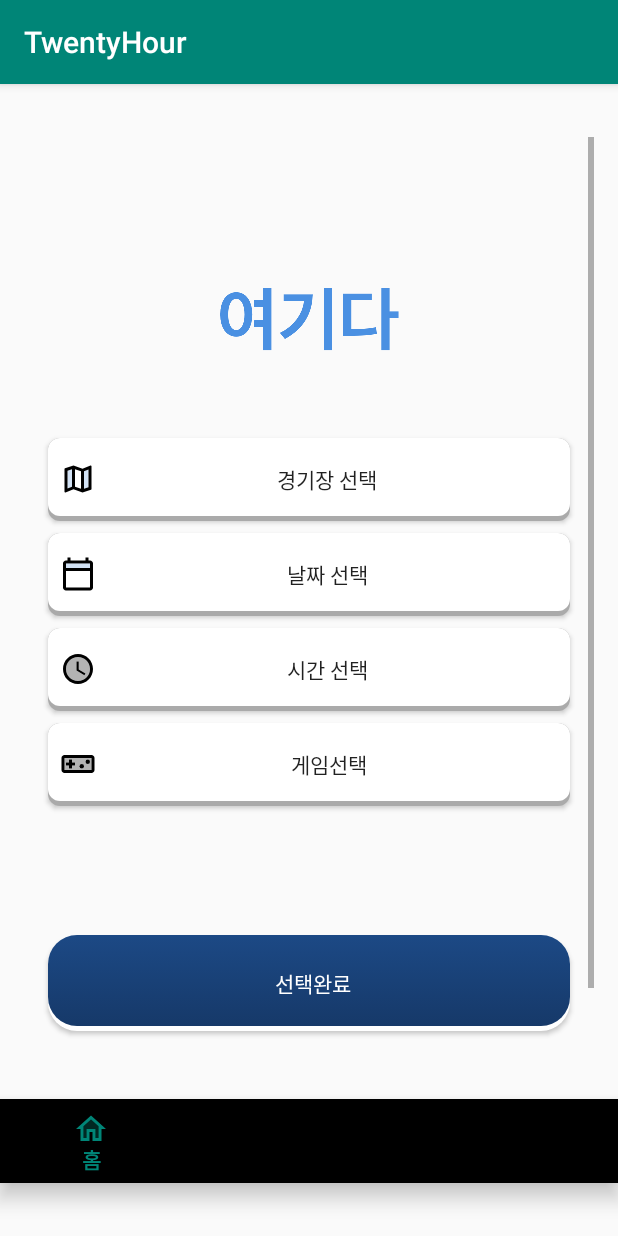
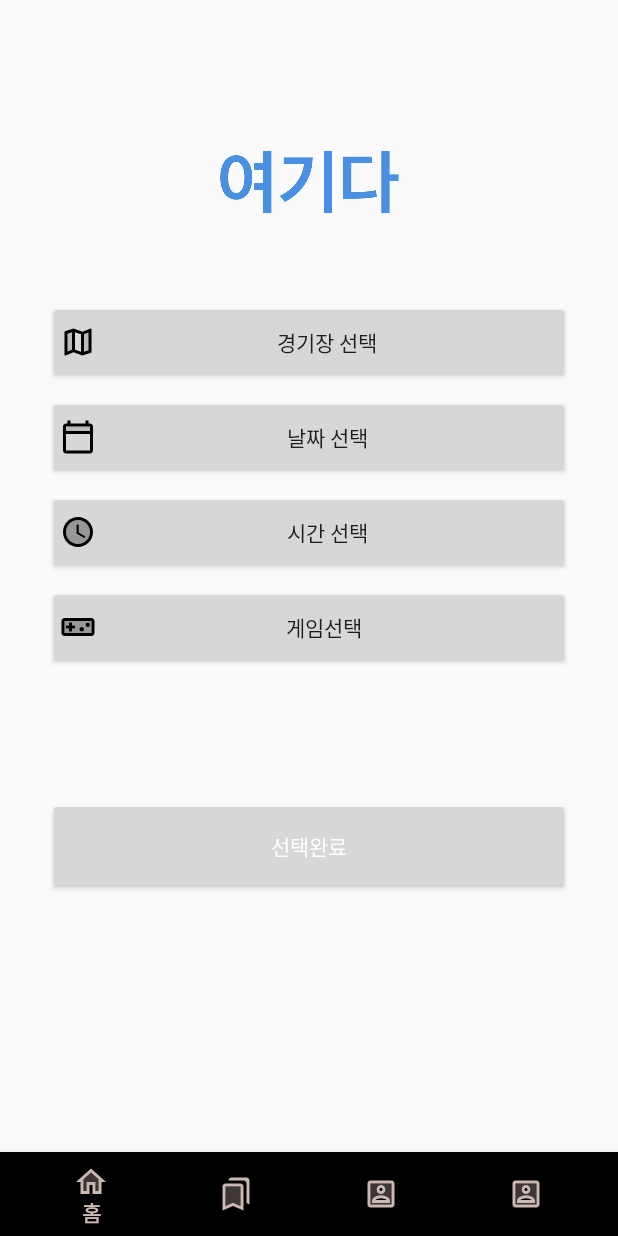
Before and after one commit to kjwbn1/TwentyHour, an Android app: the StateActivity screen opened directly, with no data from a screen before it, on a phone screen of 412 x 824 dp. Run offline under Robolectric (Android 15) with nearby library versions, the phone set to English and light mode, and no system bars; libraries missing offline, so code that uses them is left out: retrofit2.adapter.rxjava, rx.android.schedulers, rx.schedulers, rx.subscriptions; 1 statement that could not run was skipped.

Commit message:
테마 조정중

```diff
--- a/app/src/main/java/com/kjw/twentyhour/fragment/ProfileFragment.java
+++ b/app/src/main/java/com/kjw/twentyhour/fragment/ProfileFragment.java
@@ -132,8 +132,8 @@ public class ProfileFragment extends Fragment implements ChangePasswordDialog.Li
         mTvName.setOnClickListener(new View.OnClickListener() {
             @Override
             public void onClick(View v) {
-                Intent intent = new Intent(getContext(), LoginActivity.class);
-
+                Intent intent = new Intent(getActivity(), LoginActivity.class);
+                intent.putExtra(Constants.TOKEN, mToken);
                 startActivity(intent);
 
 
--- a/app/src/main/res/drawable/bg_splash.xml
+++ b/app/src/main/res/drawable/bg_splash.xml
@@ -2,7 +2,7 @@
 <layer-list xmlns:android="http://schemas.android.com/apk/res/android">
 
     <item
-        android:drawable="@color/bg_btn_color"/>
+        android:drawable="@color/primaryLightColor"/>
 
     <item>
         <bitmap
--- a/app/src/main/res/layout/activity_menu_selection_view.xml
+++ b/app/src/main/res/layout/activity_menu_selection_view.xml
@@ -44,7 +44,7 @@
     <Button
         android:layout_width="match_parent"
         android:layout_height="wrap_content"
-        android:background="@drawable/btn_selection_button"
+
         android:fontFamily="@font/netmarbleb"
         android:layout_marginStart="16dp"
         android:layout_marginEnd="16dp"
--- a/app/src/main/res/layout/activity_state_setting.xml
+++ b/app/src/main/res/layout/activity_state_setting.xml
@@ -12,7 +12,7 @@
     <FrameLayout
         android:id="@+id/fragmentFrame"
         android:layout_width="match_parent"
-        android:layout_height="605dp"
+        android:layout_height="0dp"
         android:layout_marginStart="16dp"
         android:layout_marginEnd="16dp"
         app:layout_constraintBottom_toTopOf="@+id/navigation"
@@ -27,12 +27,12 @@
     <android.support.design.widget.BottomNavigationView
         android:id="@+id/navigation"
         android:layout_width="match_parent"
-        android:layout_height="56dp"
-        android:layout_marginBottom="0dp"
+        android:layout_height="0dp"
+        app:itemIconTint="@color/secondaryDarkColor"
+        app:itemTextColor="@color/secondaryDarkColor"
         app:layout_constraintBottom_toBottomOf="parent"
         app:layout_constraintEnd_toEndOf="parent"
         app:layout_constraintStart_toStartOf="parent"
-        app:layout_constraintTop_toBottomOf="@+id/fragmentFrame"
         app:menu="@menu/my_navigation_items" />
 
 </android.support.constraint.ConstraintLayout>
--- a/app/src/main/res/layout/fragment_login.xml
+++ b/app/src/main/res/layout/fragment_login.xml
@@ -71,7 +71,7 @@
                 android:paddingLeft="@dimen/button_padding"
                 android:paddingRight="@dimen/button_padding"
                 android:text="로그인"
-                android:background="@drawable/btn_selection_button"
+
                 android:textAlignment="center" />
 
             <TextView
--- a/app/src/main/res/layout/fragment_profile.xml
+++ b/app/src/main/res/layout/fragment_profile.xml
@@ -59,7 +59,7 @@
         android:layout_height="wrap_content"
         android:layout_below="@+id/card"
         android:layout_marginTop="@dimen/button_margin"
-        android:background="@drawable/btn_selection_button"
+
         android:paddingLeft="@dimen/button_padding"
         android:paddingRight="@dimen/button_padding"
         android:text="비밀번호변경"
@@ -72,7 +72,7 @@
         android:layout_height="wrap_content"
         android:layout_below="@+id/btn_change_password"
         android:layout_marginTop="@dimen/button_margin"
-        android:background="@drawable/btn_selection_button"
+
         android:drawableRight="@drawable/bg_basic_button"
         android:paddingLeft="@dimen/button_padding"
         android:paddingRight="@dimen/button_padding"
--- a/app/src/main/res/layout/fragment_register.xml
+++ b/app/src/main/res/layout/fragment_register.xml
@@ -82,7 +82,7 @@
                 android:layout_below="@+id/ti_password"
                 android:layout_marginTop="@dimen/button_margin"
                 android:paddingLeft="@dimen/button_padding"
-                android:background="@drawable/btn_selection_button"
+
                 android:paddingRight="@dimen/button_padding"
                 android:text="등록하기" />
 
--- a/app/src/main/res/layout/fragment_state.xml
+++ b/app/src/main/res/layout/fragment_state.xml
@@ -30,7 +30,7 @@
             android:layout_marginTop="8dp"
             android:layout_marginRight="16dp"
             android:drawableStart="@drawable/ic_twotone_map_24px"
-            android:background="@drawable/bg_basic_button"
+
             android:text="경기장 선택"
             android:fontFamily="@font/netmarblem"
             android:paddingStart="8dp"
@@ -46,7 +46,7 @@
             android:drawableStart="@drawable/ic_twotone_calendar_today_24px"
             android:paddingStart="8dp"
             android:paddingEnd="8dp"
-            android:background="@drawable/bg_basic_button"
+
             android:fontFamily="@font/netmarblem"
             android:text = "날짜 선택" />
 
@@ -75,7 +75,7 @@
             android:text = "시간 선택"
             android:animateLayoutChanges="true"
             android:fontFamily="@font/netmarblem"
-            android:background="@drawable/bg_basic_button"/>
+            />
 
         <android.support.design.widget.TabLayout
             android:id="@+id/tablayout"
@@ -110,7 +110,7 @@
             android:paddingStart="8dp"
             android:text = "게임선택"
             android:fontFamily="@font/netmarblem"
-            android:background="@drawable/bg_basic_button"/>
+            />
 
         <LinearLayout
             android:layout_width="match_parent"
@@ -151,7 +151,7 @@
             android:text="선택완료"
             android:textColor="@android:color/white"
             android:fontFamily="@font/netmarbleb"
-            android:background="@drawable/btn_selection_button"/>
+            />
     </LinearLayout>
 
 </ScrollView>
--- a/app/src/main/res/layout/fragment_time_end.xml
+++ b/app/src/main/res/layout/fragment_time_end.xml
@@ -18,7 +18,7 @@
    <Button
        android:id="@+id/btn_time_end"
        android:layout_marginTop="8dp"
-       android:background="@drawable/btn_selection_button"
+
        android:layout_gravity="center_horizontal"
        android:layout_width="wrap_content"
        android:layout_height="wrap_content"
--- a/app/src/main/res/layout/fragment_time_start.xml
+++ b/app/src/main/res/layout/fragment_time_start.xml
@@ -19,7 +19,7 @@
     <Button
         android:id="@+id/btn_time_s"
         android:layout_marginTop="8dp"
-        android:background="@drawable/btn_selection_button"
+
         android:layout_gravity="center_horizontal"
         android:layout_width="wrap_content"
         android:layout_height="wrap_content"
--- a/app/src/main/res/layout/not_selected_menu_item.xml
+++ b/app/src/main/res/layout/not_selected_menu_item.xml
@@ -4,7 +4,7 @@
     android:layout_width="match_parent"
     android:layout_gravity="center_horizontal"
     android:layout_height="150dp"
-    android:background="@drawable/bg_basic_button"
+
     android:orientation="horizontal"
     android:padding="16dp"
     >
--- a/app/src/main/res/values/colors.xml
+++ b/app/src/main/res/values/colors.xml
@@ -1,23 +1,11 @@
 <?xml version="1.0" encoding="utf-8"?>
 <resources>
-    <color name="colorPrimary">#008577</color>
-    <color name="colorPrimaryDark">#00574B</color>
-    <color name="colorAccent">#D81B60</color>
-
-    <color name="Text_On_Primary_Disabled">#9d5e5e</color>
-    <color name="foreground_material_light">#673232</color>
-
-    <color name="btn_text_color">#ffffff</color>
-
-    <color name="bg_main_dark">#121111</color>
-    <color name="bg_main_light">#004595</color>
-    <color name="bg_btn_color">#F5F5F5</color>
-
-
-
-    <color name="white">#b75858</color>
-    <color name="primary_material_light_">#4A90E2</color>
-    <color name="background_material_light">#c34c4c</color>
-    <color name="accent_material_light">#4a90e2</color>
-    <color name="primary_dark_material_light">#689ddc</color>
+    <color name="primaryColor">#e4ece4</color>
+    <color name="primaryLightColor">#ffffff</color>
+    <color name="primaryDarkColor">#b2bab2</color>
+    <color name="secondaryColor">#feeae6</color>
+    <color name="secondaryLightColor">#ffffff</color>
+    <color name="secondaryDarkColor">#cbb8b4</color>
+    <color name="primaryTextColor">#1d1e1d</color>
+    <color name="secondaryTextColor">#201e1d</color>
 </resources>
--- a/app/src/main/res/values/styles.xml
+++ b/app/src/main/res/values/styles.xml
@@ -1,11 +1,32 @@
 <resources>
 
     <!-- Base application theme. -->
-    <style name="AppTheme" parent="Theme.AppCompat.Light.DarkActionBar">
+    <style name="AppTheme" parent="android:Theme.Material.Light.NoActionBar">
         <!-- Customize your theme here. -->
-        <item name="colorPrimary">@color/colorPrimary</item>
-        <item name="colorPrimaryDark">@color/colorPrimaryDark</item>
-        <item name="colorAccent">@color/colorAccent</item>
+        <item name="colorPrimary">@color/primaryColor</item>
+        <item name="colorPrimaryDark">@color/primaryDarkColor</item>
+        <item name="colorAccent">@color/secondaryColor</item>
+        <item name="android:colorPrimary">@color/primaryColor</item>
+        <item name="android:colorPrimaryDark">@color/primaryDarkColor</item>
+        <item name="android:textColorPrimary">@color/primaryTextColor</item>
+        <item name="android:textColorSecondary">@color/secondaryTextColor</item>
+    </style>
+
+    <style name="compatiblity" parent="Theme.AppCompat.Light.NoActionBar" >
+        <item name="colorPrimary">@color/primaryDarkColor</item>
+        <item name="colorPrimaryDark">@color/primaryColor</item>
+        <item name="colorAccent">@color/secondaryColor</item>
+        <item name="android:textColorPrimary">@color/primaryTextColor</item>
+        <item name="android:textColorSecondary">@color/secondaryTextColor</item>
+    </style>
+
+    <style name="BottomNavigationViewTheme" parent="AppTheme" >
+        <item name="android:textColorSecondary">@color/secondaryLightColor</item>
+        <item name="android:textColorSecondaryInverse">@color/primaryTextColor</item>
+        <item name="android:colorPrimary">@color/secondaryDarkColor</item>
+        <item name="android:textColorPrimaryInverse">@color/secondaryDarkColor</item>
+        <item name="android:windowBackground">@color/secondaryDarkColor</item>
+        <item name="android:colorBackground">@color/secondaryDarkColor</item>
     </style>
 
 </resources>
```
Also changed, not shown: app/src/main/AndroidManifest.xml (+11 -7 lines), app/src/main/java/com/kjw/twentyhour/LoginActivity.java (+8 -6 lines), app/src/main/res/drawable/mybutton.xml (+4 -4 lines).
